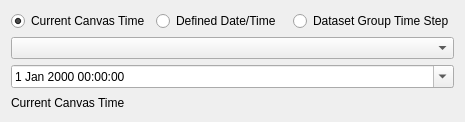
Above: src/ui/processing/qgsprocessingmeshdatasettimewidget.ui from qgis/QGIS before the change. Below: the same form after it.
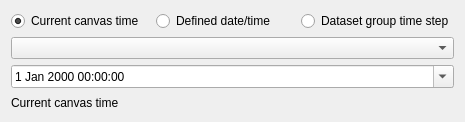
That is the form after the change.

What changed in the file:
```diff
--- a/src/ui/processing/qgsprocessingmeshdatasettimewidget.ui
+++ b/src/ui/processing/qgsprocessingmeshdatasettimewidget.ui
@@ -19,7 +19,7 @@
      <item>
       <widget class="QRadioButton" name="radioButtonCurrentCanvasTime">
        <property name="text">
-        <string>Current Canvas Time</string>
+        <string>Current canvas time</string>
        </property>
        <property name="checked">
         <bool>true</bool>
@@ -29,7 +29,7 @@
      <item>
       <widget class="QRadioButton" name="radioButtonDefinedDateTime">
        <property name="text">
-        <string>Defined Date/Time</string>
+        <string>Defined date/time</string>
        </property>
        <property name="checked">
         <bool>false</bool>
@@ -39,7 +39,7 @@
      <item>
       <widget class="QRadioButton" name="radioButtonDatasetGroupTimeStep">
        <property name="text">
-        <string>Dataset Group Time Step</string>
+        <string>Dataset group time step</string>
        </property>
       </widget>
      </item>
@@ -61,7 +61,7 @@
    <item>
     <widget class="QLabel" name="labelCurrentCanvasTime">
      <property name="text">
-      <string>Current Canvas Time</string>
+      <string>Current canvas time</string>
      </property>
     </widget>
    </item>
```
